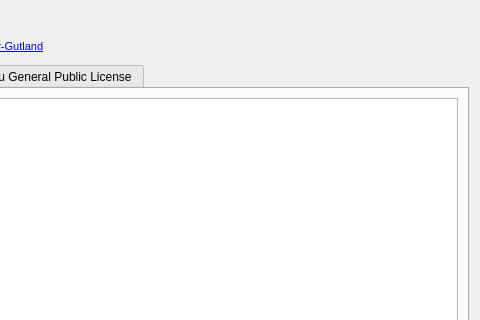
Above: common/ui/aboutdialog.ui from vdg1/cs8Tools before the change; both pictures show x 124 to 604 and y 0 to 320 of the 604 by 468 pixel window. Below: the same form after it.
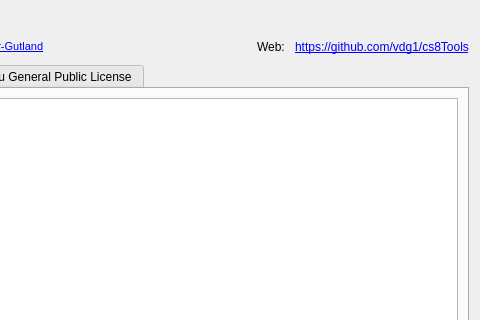
That is the form after the change.

The edit to the form file:
```diff
--- a/common/ui/aboutdialog.ui
+++ b/common/ui/aboutdialog.ui
@@ -90,6 +90,23 @@
        </property>
       </spacer>
      </item>
+     <item>
+      <widget class="QLabel" name="label_4">
+       <property name="text">
+        <string>Web: </string>
+       </property>
+      </widget>
+     </item>
+     <item>
+      <widget class="QLabel" name="label_5">
+       <property name="text">
+        <string>&lt;html&gt;&lt;head/&gt;&lt;body&gt;&lt;p&gt;&lt;a href=&quot;https://github.com/vdg1/cs8Tools&quot;&gt;&lt;span style=&quot; text-decoration: underline; color:#0000ff;&quot;&gt;https://github.com/vdg1/cs8Tools&lt;/span&gt;&lt;/a&gt;&lt;/p&gt;&lt;/body&gt;&lt;/html&gt;</string>
+       </property>
+       <property name="textFormat">
+        <enum>Qt::RichText</enum>
+       </property>
+      </widget>
+     </item>
     </layout>
    </item>
    <item>
```
